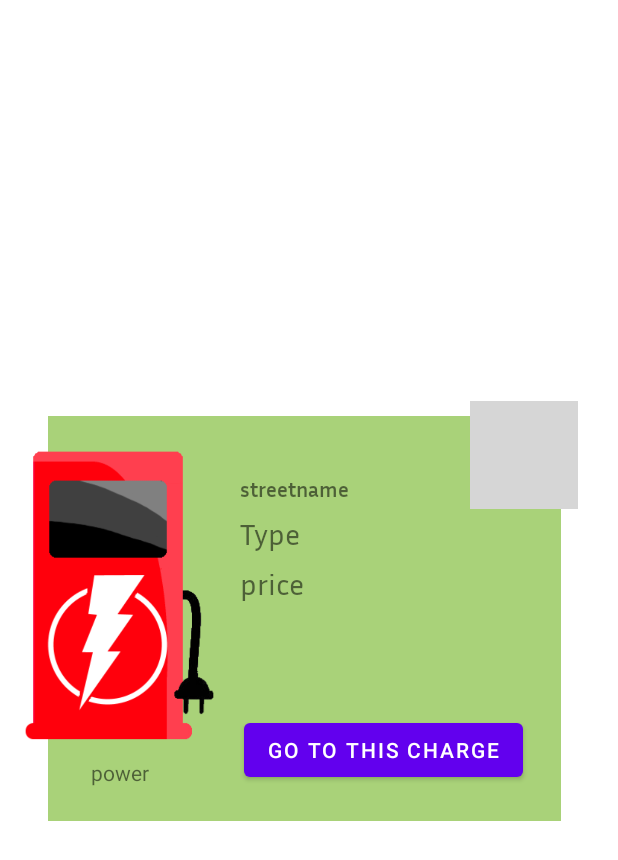
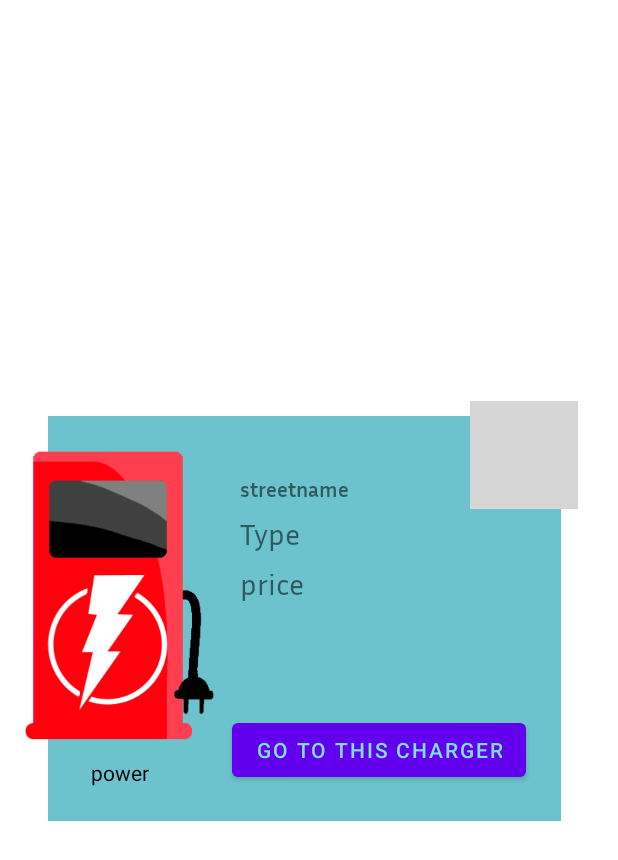
Before and after one commit to lazackna/JuiceFinder, an Android app: the layout fragment_popup.xml on its own in the app's theme, with its tools: preview values and no code run, on a phone screen of 412 x 824 dp. Shown: the top 860 px of the screen. Run offline under Robolectric (Android 15) with nearby library versions, the phone set to English and light mode, and no system bars; grey boxes are pictures that could not be loaded.

```diff
--- a/Project/app/src/main/res/layout/fragment_popup.xml
+++ b/Project/app/src/main/res/layout/fragment_popup.xml
@@ -18,7 +18,7 @@
             android:layout_marginTop="32dp"
             android:layout_marginEnd="32dp"
             android:layout_marginBottom="32dp"
-            android:background="#BC8BC34A"
+            android:background="#CE4AB5C3"
             app:layout_constraintBottom_toBottomOf="parent"
             app:layout_constraintEnd_toEndOf="parent"
             app:layout_constraintHorizontal_bias="0.0"
@@ -31,10 +31,12 @@
             android:layout_height="212dp"
             android:layout_marginStart="16dp"
             android:layout_marginTop="8dp"
+            android:contentDescription="@string/image_of_ev_charging_station"
             android:scaleType="centerCrop"
             android:src="@drawable/charger_red"
             app:layout_constraintStart_toStartOf="parent"
-            app:layout_constraintTop_toTopOf="@+id/background" />
+            app:layout_constraintTop_toTopOf="@+id/background"
+            tools:ignore="ImageContrastCheck" />
 
         <TextView
             android:id="@+id/details_chr_name"
@@ -47,7 +49,7 @@
             android:autoSizeStepGranularity="2sp"
             android:autoSizeTextType="uniform"
             android:fontFamily="@font/inria_sans_bold"
-            android:text="streetname"
+            android:text="@string/details_streetname"
             app:layout_constraintStart_toEndOf="@+id/ChargerTypeIcon"
             app:layout_constraintTop_toTopOf="@+id/background" />
 
@@ -58,8 +60,8 @@
             android:layout_marginStart="16dp"
             android:layout_marginTop="8dp"
             android:fontFamily="@font/inria_sans"
-            android:text="Type"
-            android:textSize="20dp"
+            android:text="@string/details_type"
+            android:textSize="20sp"
             app:layout_constraintStart_toEndOf="@+id/ChargerTypeIcon"
             app:layout_constraintTop_toBottomOf="@+id/details_chr_name" />
 
@@ -70,8 +72,8 @@
             android:layout_marginStart="16dp"
             android:layout_marginTop="8dp"
             android:fontFamily="@font/inria_sans"
-            android:text="price"
-            android:textSize="20dp"
+            android:text="@string/details_price"
+            android:textSize="20sp"
             app:layout_constraintStart_toEndOf="@+id/ChargerTypeIcon"
             app:layout_constraintTop_toBottomOf="@+id/details_chr_type" />
 
@@ -80,7 +82,8 @@
             android:layout_width="wrap_content"
             android:layout_height="wrap_content"
             android:layout_marginTop="8dp"
-            android:text="power"
+            android:text="@string/details_power"
+            android:textColor="@color/black"
             app:layout_constraintEnd_toEndOf="@+id/ChargerTypeIcon"
             app:layout_constraintStart_toStartOf="@+id/ChargerTypeIcon"
             app:layout_constraintTop_toBottomOf="@+id/ChargerTypeIcon" />
@@ -89,24 +92,28 @@
             android:id="@+id/details_route_start"
             android:layout_width="wrap_content"
             android:layout_height="wrap_content"
-            android:text="go to this charge"
+            android:text="@string/details_goto_desc"
+            android:textColor="#80DEEA"
             app:layout_constraintBottom_toBottomOf="@+id/background"
             app:layout_constraintEnd_toEndOf="@+id/background"
             app:layout_constraintHorizontal_bias="0.838"
             app:layout_constraintStart_toStartOf="@+id/background"
             app:layout_constraintTop_toTopOf="@+id/background"
-            app:layout_constraintVertical_bias="0.896" />
+            app:layout_constraintVertical_bias="0.896"
+            tools:ignore="TextContrastCheck" />
 
         <ImageButton
             android:id="@+id/details_popup_close"
             android:layout_width="49dp"
             android:layout_height="52dp"
+            android:background="@null"
+            android:contentDescription="@string/details_closeButton_desc"
+            android:rotation="45"
+            android:scaleType="centerCrop"
             android:src="@drawable/sharp_add_black_36"
-            android:rotation="45"
-            android:background="@null"
-            android:scaleType="centerCrop"
             app:layout_constraintEnd_toEndOf="@+id/background"
-            app:layout_constraintTop_toTopOf="@+id/background" />
+            app:layout_constraintTop_toTopOf="@+id/background"
+            tools:ignore="SpeakableTextPresentCheck,RedundantDescriptionCheck" />
 
     </androidx.constraintlayout.widget.ConstraintLayout>
 
--- a/Project/app/src/main/res/values/strings.xml
+++ b/Project/app/src/main/res/values/strings.xml
@@ -1,14 +1,25 @@
 <resources>
     <string name="app_name">JuiceFinder</string>
-    <string name="title_activity_map">MapActivity</string>
+    <string name="title_activity_map" translatable="false">MapActivity</string>
     <!-- Strings used for fragments for navigation -->
-    <string name="first_fragment_label">First Fragment</string>
-    <string name="second_fragment_label">Second Fragment</string>
+    <string name="first_fragment_label" translatable="false">First Fragment</string>
+    <string name="second_fragment_label" translatable="false">Second Fragment</string>
     <string name="next">Next</string>
     <string name="previous">Previous</string>
 
-    <string name="hello_first_fragment">Hello first fragment</string>
-    <string name="hello_second_fragment">Hello second fragment. Arg: %1$s</string>
+    <string name="hello_first_fragment" translatable="false">Hello first fragment</string>
+    <string name="hello_second_fragment" translatable="false">Hello second fragment. Arg: %1$s</string>
     <!-- TODO: Remove or change this placeholder text -->
-    <string name="hello_blank_fragment">Hello blank fragment</string>
+    <string name="hello_blank_fragment" translatable="false">Hello blank fragment</string>
+    <string name="details_streetname" translatable="false">streetname</string>
+    <string name="details_type" translatable="false">Type</string>
+    <string name="details_price" translatable="false">price</string>
+    <string name="details_power" translatable="false">power</string>
+    <string name="image_of_ev_charging_station">image of EV charging station</string>
+    <string name="details_goto_desc">go to this charger</string>
+    <string name="details_closeButton_desc">a close button</string>
+    <string name="filter_max_results">Max results</string>
+    <string name="filter_distance">Distance</string>
+    <string name="filter_distance_unit_use_kilometers">Distance Unit (Use kilometers)</string>
+    <string name="filter_apply_button_desc">Apply filters</string>
 </resources>
```
Also changed, not shown: Project/app/src/main/res/layout/fragment_filter.xml (+15 -13 lines), 1 other file.
